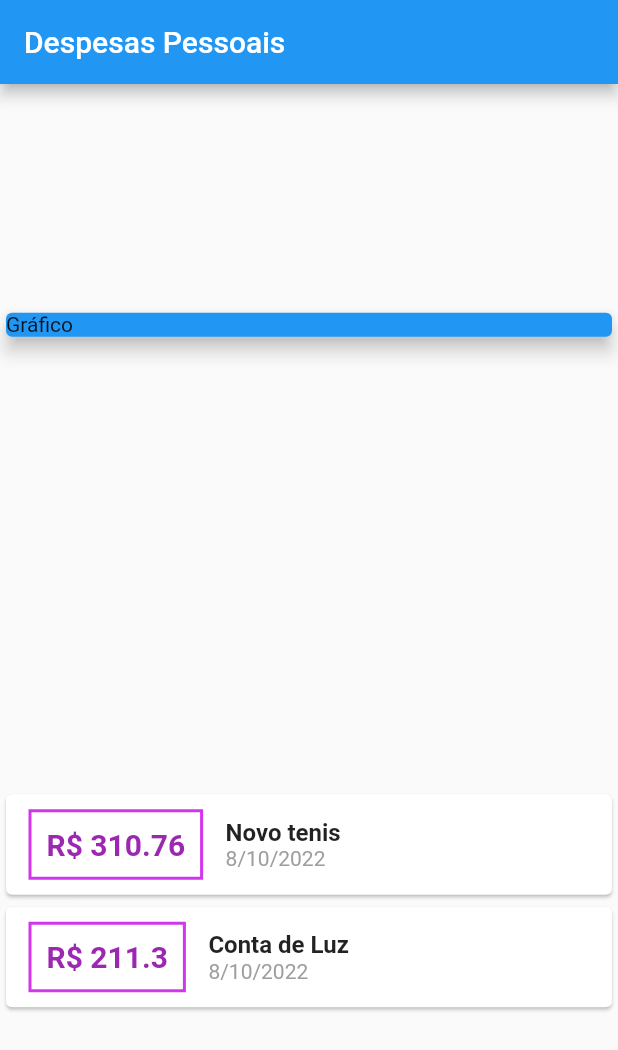
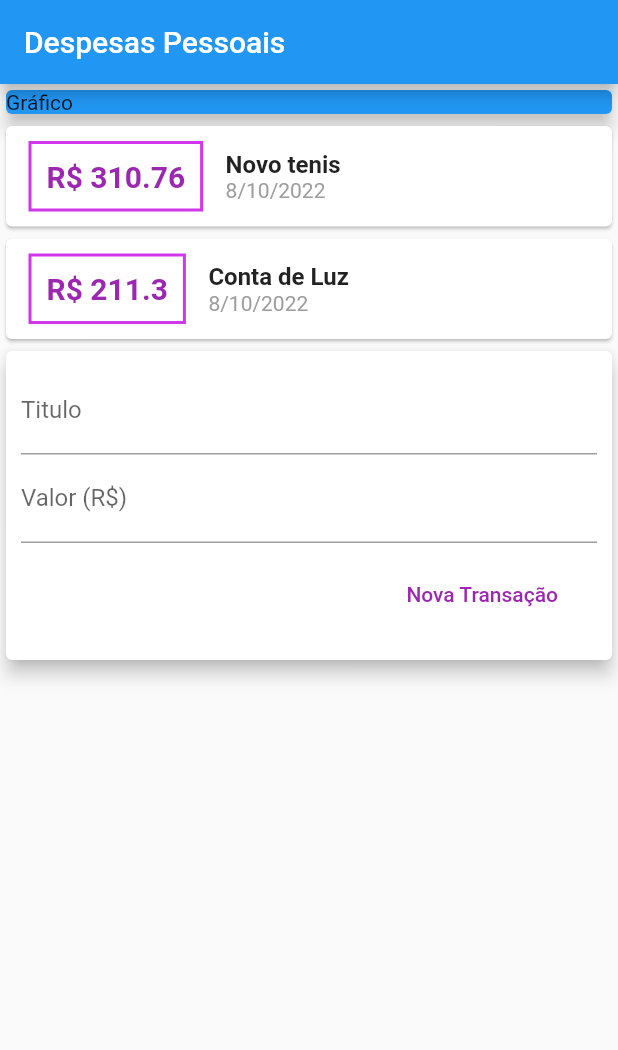
Before and after one commit to paulovictorbuenoflores/curso_flutter_completo, a Flutter app: the screen it shows after launch, on a phone screen of 412 x 824 dp. Shown: the top 1050 px of the screen. Run offline on Flutter 3.47's test engine with Material 2 defaults, Android fonts, the phone set to English and light mode, and no system bars; missing offline and left inert: dart:ffi.

Commit message:
criando o textField

```diff
--- a/construindo_app_real_despesas_pessoais_4/expenses/lib/main.dart
+++ b/construindo_app_real_despesas_pessoais_4/expenses/lib/main.dart
@@ -38,7 +38,7 @@ class MyHomePage extends StatelessWidget {
         title: Text('Despesas Pessoais'),
       ),
       body: Column(
-        mainAxisAlignment: MainAxisAlignment.spaceAround,
+        // mainAxisAlignment: MainAxisAlignment.spaceAround,
         crossAxisAlignment: CrossAxisAlignment.stretch,
         children: [
           Container(
@@ -93,7 +93,40 @@ class MyHomePage extends StatelessWidget {
                 ),
               );
             }).toList(),
-          )
+          ),
+          Card(
+            elevation: 5,
+            child: Padding(
+              padding: const EdgeInsets.all(10.0),
+              child: Column(
+                children: <Widget>[
+                  TextField(
+                    decoration: InputDecoration(
+                      labelText: 'Titulo',
+                    ),
+                  ),
+                  TextField(
+                    decoration: InputDecoration(
+                      labelText: 'Valor (R\$)',
+                    ),
+                  ),
+                  Padding(
+                    padding: const EdgeInsets.all(10),
+                    child: Row(
+                      mainAxisAlignment: MainAxisAlignment.end,
+                      children: [
+                        FlatButton(
+                          onPressed: () {},
+                          textColor: Colors.purple,
+                          child: Text('Nova Transação'),
+                        ),
+                      ],
+                    ),
+                  ),
+                ],
+              ),
+            ),
+          ),
         ],
       ),
     );
```
